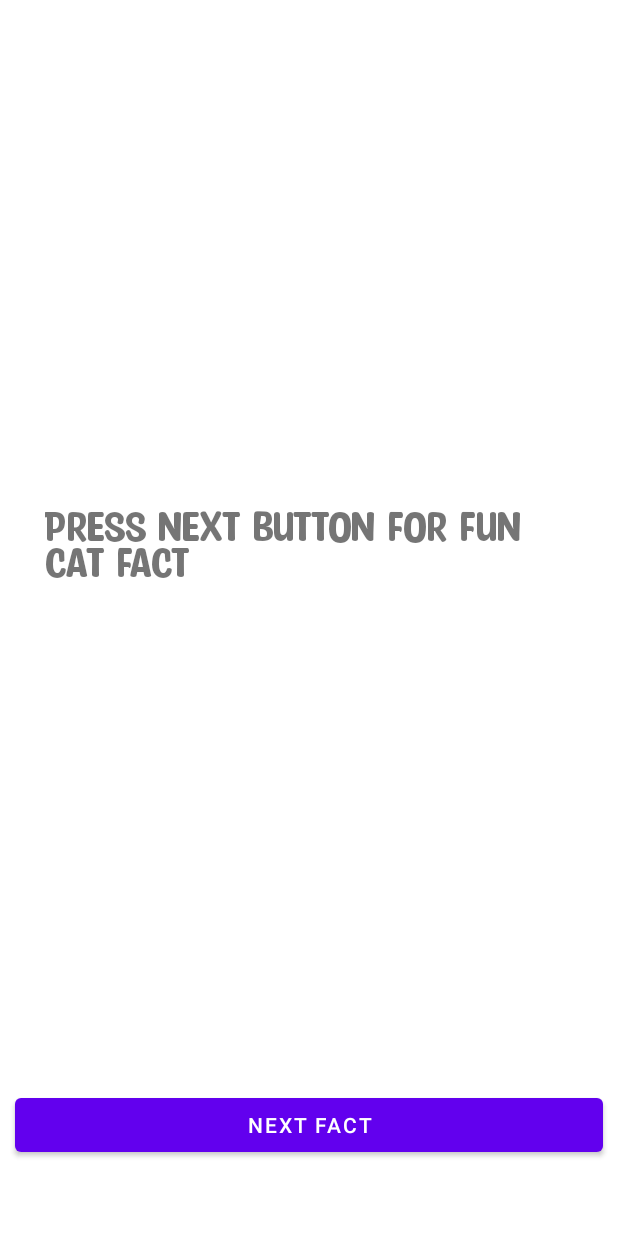
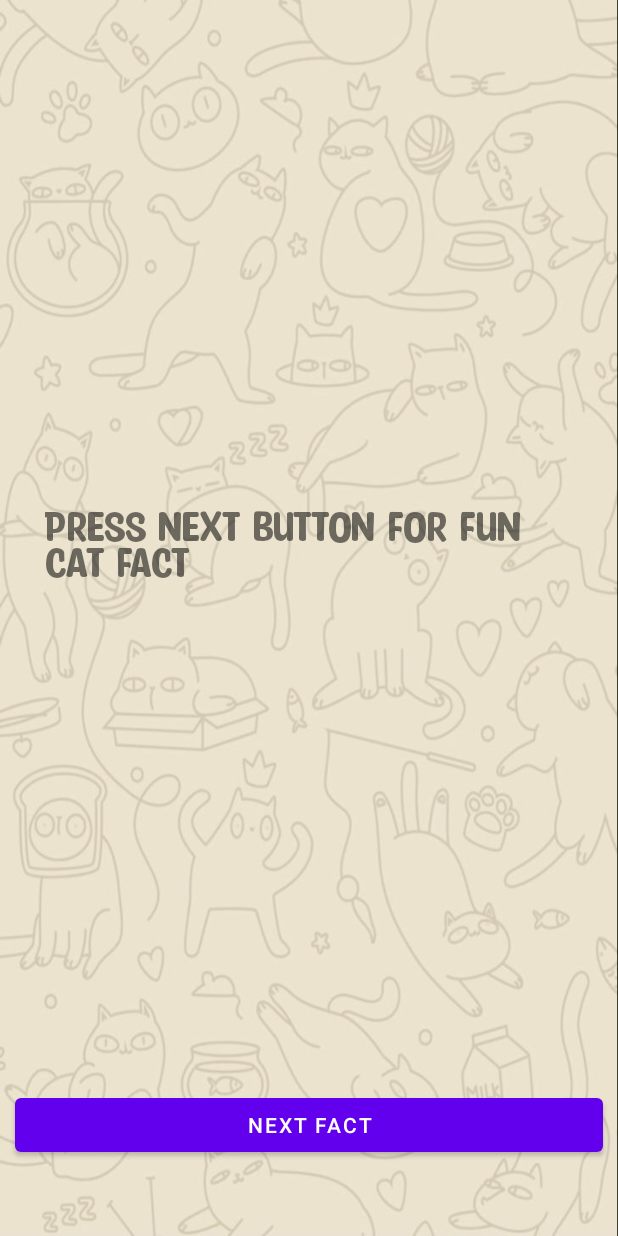
Before and after one commit to hiteshkuber/BiohazardBadak, an Android app: the screen it shows after launch (MainActivity), on a phone screen of 412 x 824 dp. Run offline under Robolectric (Android 15) with nearby library versions, the phone set to English and light mode, and no system bars.

Commit message:
Added BGs for both dark and light themes

```diff
--- a/app/src/main/res/layout/fragment_cat_fact.xml
+++ b/app/src/main/res/layout/fragment_cat_fact.xml
@@ -4,6 +4,7 @@
     android:layout_width="match_parent"
     android:layout_height="match_parent"
     xmlns:app="http://schemas.android.com/apk/res-auto"
+    android:background="?attr/default_bg"
     tools:context=".CatFactFragment">
 
     <TextView
--- a/app/src/main/res/values-night/themes.xml
+++ b/app/src/main/res/values-night/themes.xml
@@ -13,6 +13,7 @@
         <item name="colorOnSecondary">@color/black</item>
         <!-- Status bar color. -->
         <item name="android:statusBarColor">?attr/colorPrimaryVariant</item>
+        <item name="default_bg">@drawable/dark_bg</item>
         <!-- Customize your theme here. -->
     </style>
 </resources>
--- a/app/src/main/res/values/colors.xml
+++ b/app/src/main/res/values/colors.xml
@@ -7,4 +7,5 @@
     <color name="teal_700">#FF018786</color>
     <color name="black">#FF000000</color>
     <color name="white">#FFFFFFFF</color>
+    <attr name="default_bg" format="reference"/>
 </resources>
--- a/app/src/main/res/values/themes.xml
+++ b/app/src/main/res/values/themes.xml
@@ -14,5 +14,6 @@
         <!-- Status bar color. -->
         <item name="android:statusBarColor">?attr/colorPrimaryVariant</item>
         <!-- Customize your theme here. -->
+        <item name="default_bg">@drawable/light_bg</item>
     </style>
 </resources>
```
Also changed, not shown: app/src/main/res/drawable/dark_bg.jpg (added), app/src/main/res/drawable/light_bg.jpeg (added).
